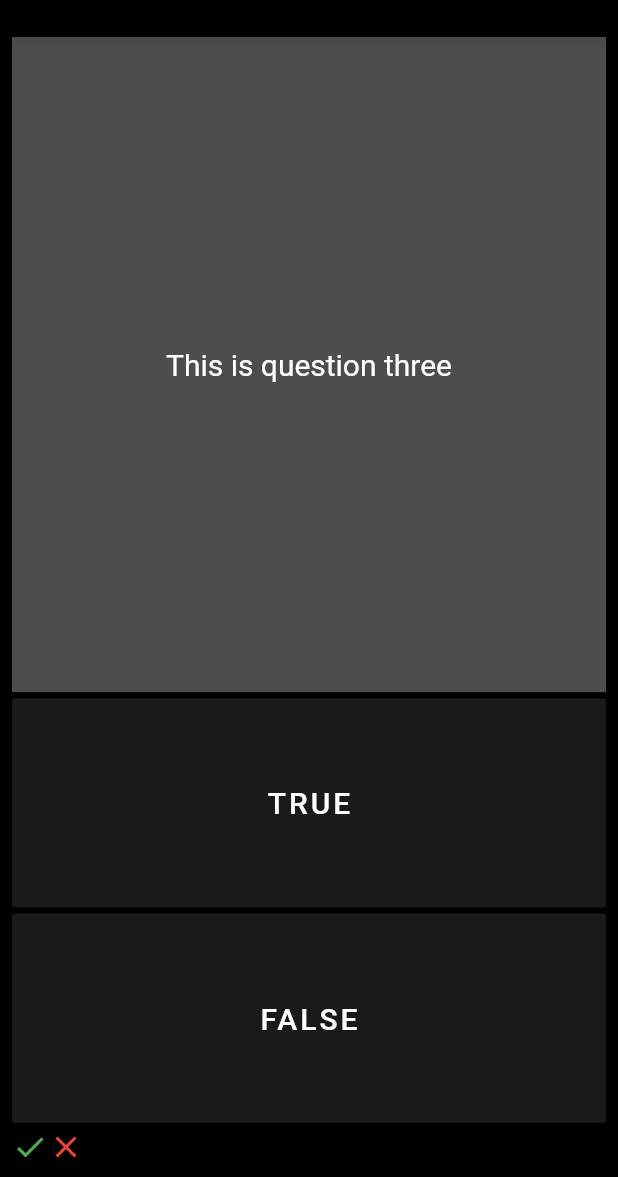
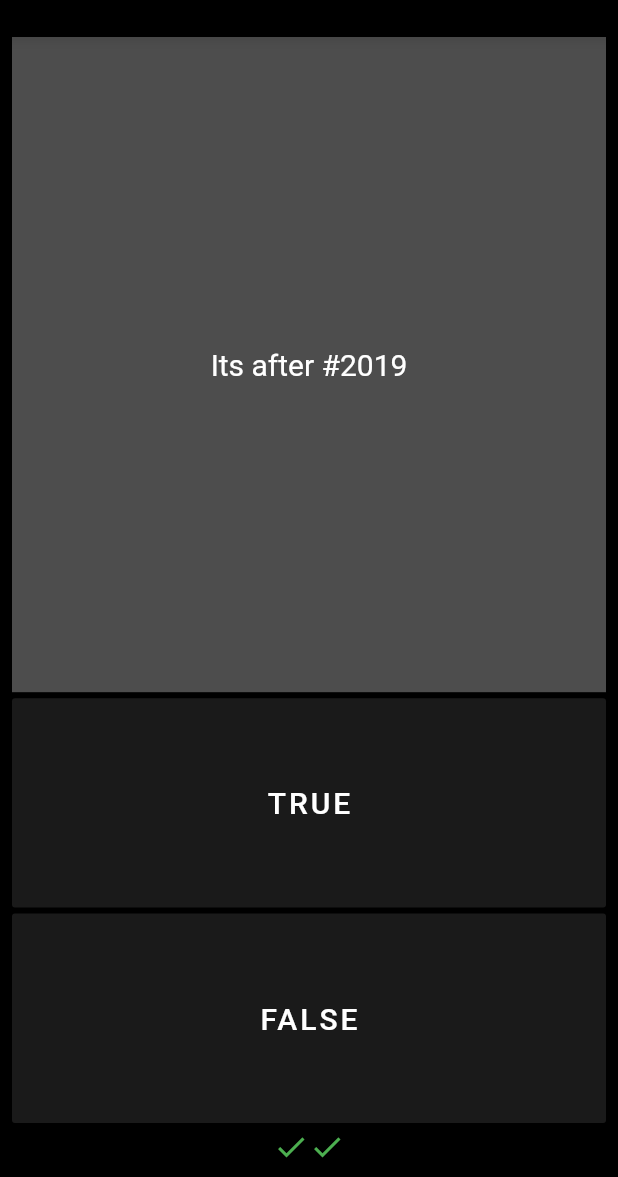
Before and after one commit to Rahulshahare/quizapp, a Flutter app: the screen it shows after launch, after a tap on "TRUE", after a tap on "FALSE", on a phone screen of 412 x 824 dp, the part 59-1236 px from its top. Run offline on Flutter 3.47's test engine with Material 2 defaults, Android fonts, the phone set to English and light mode, and no system bars; our stand-ins replace double_back_to_close_app.

Commit message:
question array(List) hold questions and answere array(List) holds correct answeres of each question. _updateScoor function get a bool value as a input n cross checked with correctAnswere fatch for that perticular question, depending on index or question number , and magic revolves around if n else

```diff
--- a/lib/main.dart
+++ b/lib/main.dart
@@ -57,10 +57,12 @@ class _QuizPageState extends State<QuizPage> {
   List<Icon> scoorKeeper = [];
 
   List<String> questions = [
-    'This is question one and this is extented question text',
-    'This is question two',
-    'This is question three'
+    'This is Planet Earth',
+    'We live above the sky',
+    'Its after #2019',
   ];
+
+  List<bool> answeres = [true, false, true];
   int questionNumber = 0;
 
   void _nextQuestion(){
@@ -70,6 +72,18 @@ class _QuizPageState extends State<QuizPage> {
         }else{
           questionNumber = 0;
         }
+    });
+  }
+
+  void _updateScoor(bool userAnswere){
+    bool correctAnswere = answeres[questionNumber];
+    setState(() {
+      scoorKeeper.add(
+        Icon(
+          correctAnswere == userAnswere ? Icons.check : Icons.close,
+          color: correctAnswere == userAnswere ? Colors.green : Colors.red,
+        ),
+      );
     });
   }
 
@@ -114,15 +128,9 @@ class _QuizPageState extends State<QuizPage> {
                 ),
                 onPressed: (){
                   //DO on TRUE
+                  _updateScoor(true);
                   _nextQuestion();
-                  setState(() {
-                    scoorKeeper.add(
-                      Icon(
-                        Icons.check,
-                        color: Colors.green,
-                      ),
-                    );
-                  });
+
                 },
               ),
             ),
@@ -144,21 +152,14 @@ class _QuizPageState extends State<QuizPage> {
                 ),
                 onPressed: (){
                   //DO on FALSE
+                  _updateScoor(false);
                   _nextQuestion();
-                  setState(() {
-                    scoorKeeper.add(
-                      Icon(
-                        Icons.close,
-                        color: Colors.red,
-                      ),
-                    );
-                  });
-
                 },
               ),
             ),
           ),
           Row(
+            mainAxisAlignment: MainAxisAlignment.center,
             children: scoorKeeper,
           ),
         ],
```
